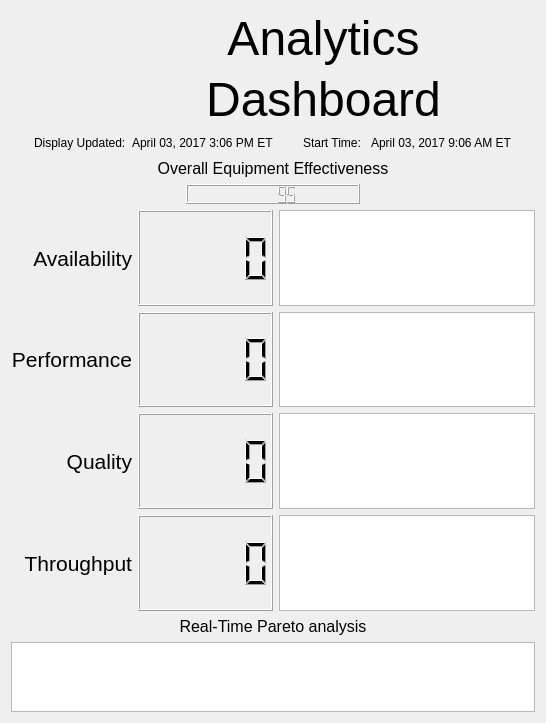
The window that packml_gui/resource/packml_dashboard.ui (AustinDeric/packml) describes before a commit, drawn with Qt 5.
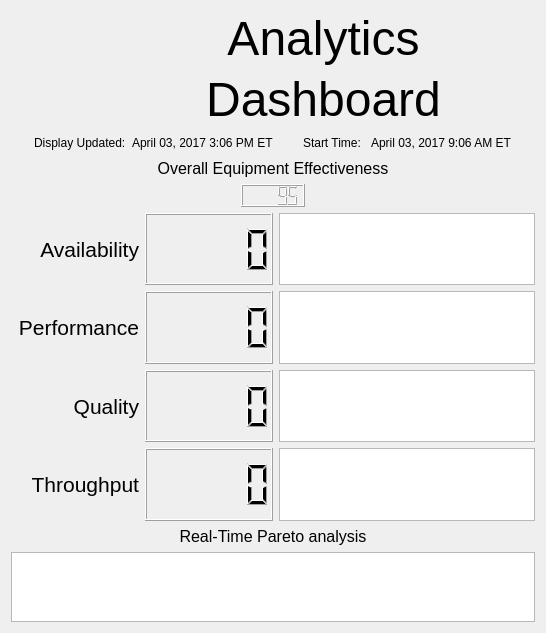
The same window after the commit. Icons and pictures are not drawn.

The edit to the form file:
```diff
--- a/packml_gui/resource/packml_dashboard.ui
+++ b/packml_gui/resource/packml_dashboard.ui
@@ -7,7 +7,7 @@
     <x>0</x>
     <y>0</y>
     <width>546</width>
-    <height>723</height>
+    <height>633</height>
    </rect>
   </property>
   <property name="sizePolicy">
@@ -217,7 +217,7 @@
      <item>
       <widget class="QLCDNumber" name="lcdNumber_oee">
        <property name="sizePolicy">
-        <sizepolicy hsizetype="Expanding" vsizetype="Expanding">
+        <sizepolicy hsizetype="Minimum" vsizetype="Minimum">
          <horstretch>0</horstretch>
          <verstretch>0</verstretch>
         </sizepolicy>
@@ -247,7 +247,7 @@
      <item row="3" column="1">
       <widget class="QLCDNumber" name="lcdNumber_throughput">
        <property name="sizePolicy">
-        <sizepolicy hsizetype="Expanding" vsizetype="Expanding">
+        <sizepolicy hsizetype="Minimum" vsizetype="Minimum">
          <horstretch>0</horstretch>
          <verstretch>0</verstretch>
         </sizepolicy>
@@ -275,7 +275,7 @@
      <item row="1" column="1">
       <widget class="QLCDNumber" name="lcdNumber_performance">
        <property name="sizePolicy">
-        <sizepolicy hsizetype="Expanding" vsizetype="Expanding">
+        <sizepolicy hsizetype="Minimum" vsizetype="Minimum">
          <horstretch>0</horstretch>
          <verstretch>0</verstretch>
         </sizepolicy>
@@ -303,7 +303,7 @@
      <item row="2" column="1">
       <widget class="QLCDNumber" name="lcdNumber_quality">
        <property name="sizePolicy">
-        <sizepolicy hsizetype="Expanding" vsizetype="Expanding">
+        <sizepolicy hsizetype="Minimum" vsizetype="Minimum">
          <horstretch>0</horstretch>
          <verstretch>0</verstretch>
         </sizepolicy>
@@ -316,7 +316,7 @@
      <item row="0" column="1">
       <widget class="QLCDNumber" name="lcdNumber_availability">
        <property name="sizePolicy">
-        <sizepolicy hsizetype="Expanding" vsizetype="Expanding">
+        <sizepolicy hsizetype="Minimum" vsizetype="Minimum">
          <horstretch>0</horstretch>
          <verstretch>0</verstretch>
         </sizepolicy>
@@ -362,7 +362,7 @@
      <item row="0" column="2">
       <widget class="QGraphicsView" name="graphicsView_availability">
        <property name="sizePolicy">
-        <sizepolicy hsizetype="Expanding" vsizetype="Expanding">
+        <sizepolicy hsizetype="Preferred" vsizetype="Preferred">
          <horstretch>0</horstretch>
          <verstretch>0</verstretch>
         </sizepolicy>
@@ -370,13 +370,34 @@
       </widget>
      </item>
      <item row="1" column="2">
-      <widget class="QGraphicsView" name="graphicsView_performance"/>
+      <widget class="QGraphicsView" name="graphicsView_performance">
+       <property name="sizePolicy">
+        <sizepolicy hsizetype="Preferred" vsizetype="Preferred">
+         <horstretch>0</horstretch>
+         <verstretch>0</verstretch>
+        </sizepolicy>
+       </property>
+      </widget>
      </item>
      <item row="2" column="2">
-      <widget class="QGraphicsView" name="graphicsView_quality"/>
+      <widget class="QGraphicsView" name="graphicsView_quality">
+       <property name="sizePolicy">
+        <sizepolicy hsizetype="Preferred" vsizetype="Preferred">
+         <horstretch>0</horstretch>
+         <verstretch>0</verstretch>
+        </sizepolicy>
+       </property>
+      </widget>
      </item>
      <item row="3" column="2">
-      <widget class="QGraphicsView" name="graphicsView_throughput"/>
+      <widget class="QGraphicsView" name="graphicsView_throughput">
+       <property name="sizePolicy">
+        <sizepolicy hsizetype="Preferred" vsizetype="Preferred">
+         <horstretch>0</horstretch>
+         <verstretch>0</verstretch>
+        </sizepolicy>
+       </property>
+      </widget>
      </item>
     </layout>
    </item>
@@ -396,7 +417,14 @@
     </widget>
    </item>
    <item>
-    <widget class="QGraphicsView" name="graphicsView_pareto"/>
+    <widget class="QGraphicsView" name="graphicsView_pareto">
+     <property name="sizePolicy">
+      <sizepolicy hsizetype="Preferred" vsizetype="Preferred">
+       <horstretch>0</horstretch>
+       <verstretch>0</verstretch>
+      </sizepolicy>
+     </property>
+    </widget>
    </item>
   </layout>
  </widget>
```
